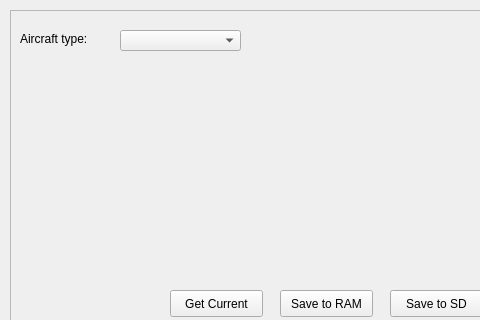
Above: ground/src/plugins/config/airframe.ui from openpilot/OpenPilot before the change; both pictures show x 0 to 480 and y 0 to 320 of the 720 by 480 pixel window. Below: the same form after it.
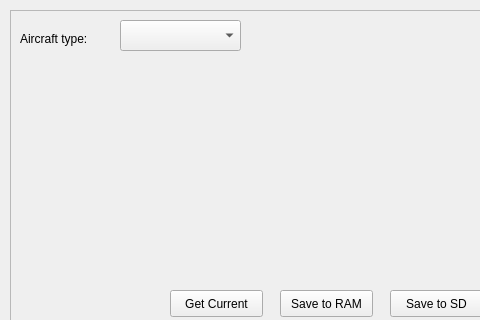
That is the form after the change.

Commit message: OP-38 Config gadget: you can now test your servo outputs by checking the "Test Outputs" checkbox and moving the sliders. You will need up to date flight firmware for this to work.

```diff
--- a/ground/src/plugins/config/airframe.ui
+++ b/ground/src/plugins/config/airframe.ui
@@ -82,14 +82,14 @@
     <property name="geometry">
      <rect>
       <x>110</x>
-      <y>20</y>
+      <y>10</y>
       <width>121</width>
-      <height>21</height>
+      <height>31</height>
      </rect>
     </property>
     <property name="font">
      <font>
-      <pointsize>8</pointsize>
+      <pointsize>10</pointsize>
      </font>
     </property>
     <property name="toolTip">
```
Left out of the diff: 6 changed lines with no effect on the pictures. The commit also changes 4 other files.
